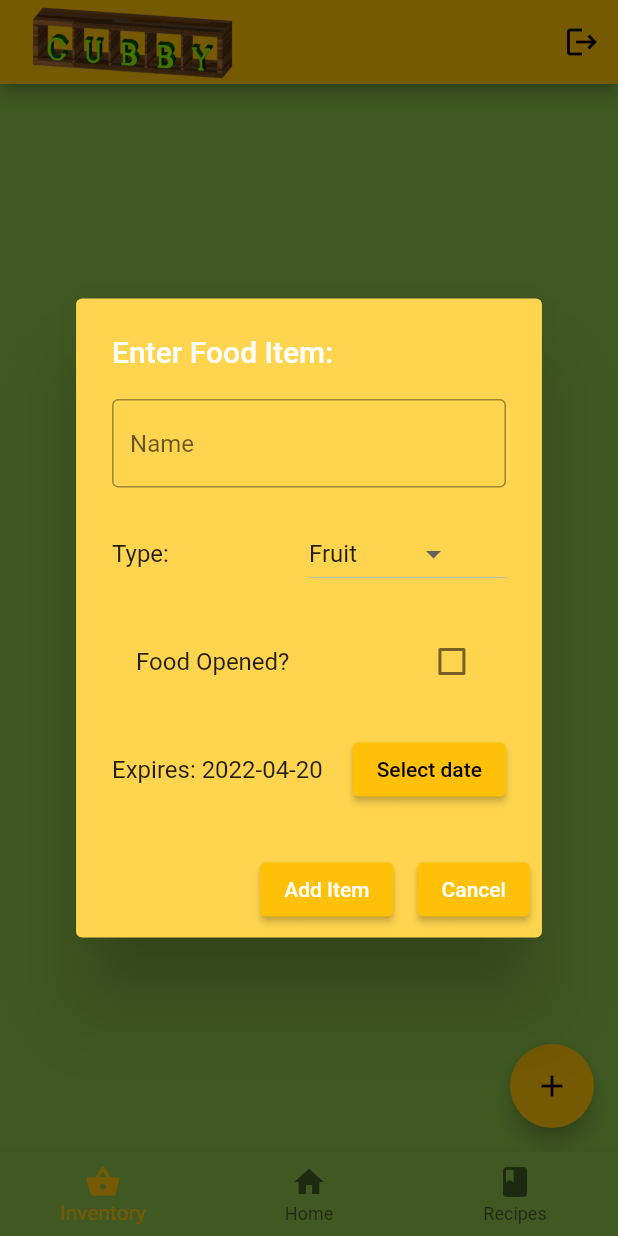
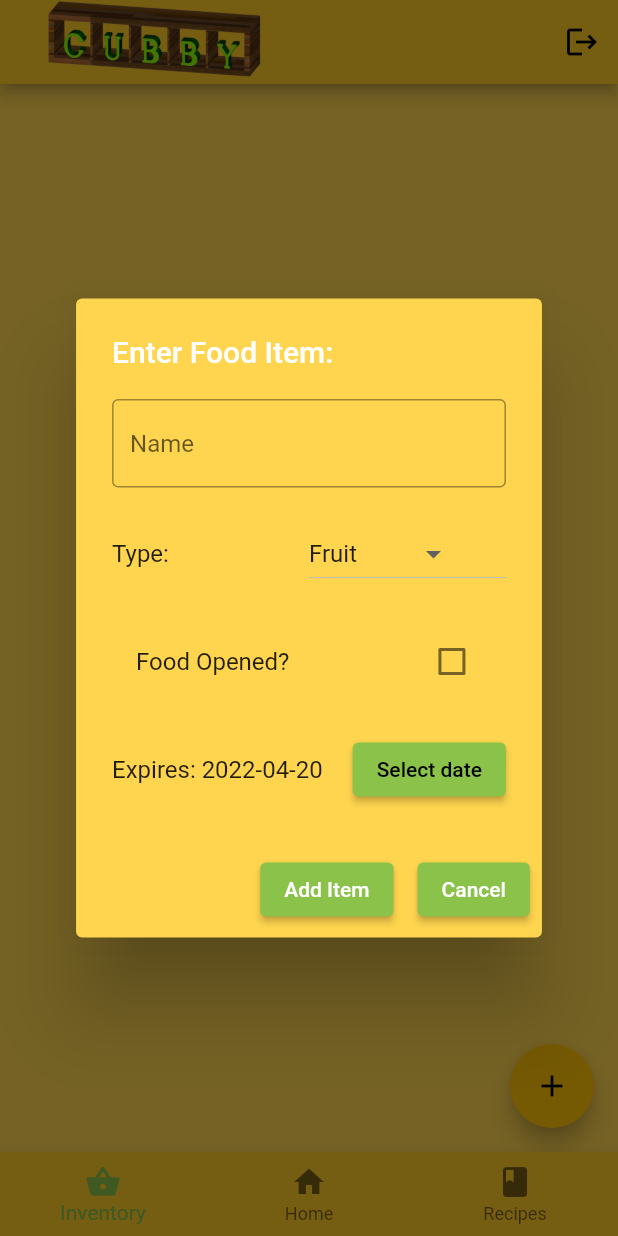
Before and after one commit to benkee/cubby, a Flutter app: the screen it shows once a user with an empty profile is signed in, after a tap on the "add" icon, on a phone screen of 412 x 824 dp. Run offline on Flutter 3.47's test engine with Material 2 defaults, Android fonts, the phone set to English and light mode, and no system bars; our stand-ins replace cloud_firestore, firebase_auth, firebase_core, form_validator; accounts and stored records are empty.

```diff
--- a/lib/main.dart
+++ b/lib/main.dart
@@ -20,7 +20,7 @@ class Cubby extends StatelessWidget {
       debugShowCheckedModeBanner: false,
       title: 'Flutter',
       theme: ThemeData(
-        primarySwatch: Colors.amber,
+        primarySwatch: Colors.lightGreen,
         visualDensity: VisualDensity.adaptivePlatformDensity,
       ),
       home: HomePage(1),
--- a/lib/services/firebase_crud.dart
+++ b/lib/services/firebase_crud.dart
@@ -1,5 +1,4 @@
 import 'package:cloud_firestore/cloud_firestore.dart';
-import 'package:firebase_auth/firebase_auth.dart';
 
 import '../models/food_item.dart';
 import '../models/recipe.dart';
@@ -7,21 +6,17 @@ import '../models/recipe.dart';
 // ignore: camel_case_types
 class FirebaseCRUD {
   static FirebaseFirestore firestore = FirebaseFirestore.instance;
-  static String userID =
-      FirebaseAuth.instance.currentUser?.uid.toString() ?? '';
-  static String userFoodItems = userID + 'FoodItem';
-  static String userRecipes = userID + 'Recipes';
 
-  static void addFoodItem(FoodItem foodItem) {
+  static void addFoodItem(FoodItem foodItem, String userID) async {
     firestore
-        .collection(userFoodItems)
+        .collection(userID + 'FoodItem')
         .add(foodItem.toJson())
         .then((value) => foodItem.setID(value.id));
   }
 
-  static Future<List<FoodItem>> getFoodItems() async {
+  static Future<List<FoodItem>> getFoodItems(String userID) async {
     List<FoodItem> foodItems = [];
-    await firestore.collection(userFoodItems).get().then((querySnapshot) {
+    await firestore.collection(userID + 'FoodItem').get().then((querySnapshot) {
       for (var document in querySnapshot.docs) {
         FoodItem foodItem = FoodItem.fromJson(document.data());
         foodItems.add(foodItem);
@@ -31,17 +26,21 @@ class FirebaseCRUD {
     return foodItems;
   }
 
-  static void deleteFoodItem(FoodItem foodItem) {
-    firestore.collection(userFoodItems).doc(foodItem.id).delete();
+  static void deleteFoodItem(FoodItem foodItem, String userID) {
+    firestore.collection(userID + 'FoodItem').doc(foodItem.id).delete();
   }
 
-  static void updateFoodItem(FoodItem foodItem, String field, dynamic value) {
-    firestore.collection(userFoodItems).doc(foodItem.id).update({field: value});
+  static void updateFoodItem(
+      FoodItem foodItem, String field, dynamic value, String userID) {
+    firestore
+        .collection(userID + 'FoodItem')
+        .doc(foodItem.id)
+        .update({field: value});
   }
 
-  static Future<List<Recipe>> getRecipes() async {
+  static Future<List<Recipe>> getRecipes(String userID) async {
     List<Recipe> recipes = [];
-    await firestore.collection(userRecipes).get().then((querySnapshot) {
+    await firestore.collection(userID + 'Recipes').get().then((querySnapshot) {
       for (var document in querySnapshot.docs) {
         Recipe recipe = Recipe.fromJson(document.data());
         recipes.add(recipe);
@@ -51,14 +50,52 @@ class FirebaseCRUD {
     return recipes;
   }
 
-  static void addRecipe(Recipe recipe) {
+  static void addRecipe(Recipe recipe, String userID) async {
     firestore
-        .collection(userRecipes)
+        .collection(userID + 'Recipes')
         .add(recipe.toJson())
         .then((value) => recipe.setID(value.id));
   }
 
-  static void deleteRecipe(Recipe recipe) {
-    firestore.collection(userRecipes).doc(recipe.id).delete();
+  static void deleteRecipe(Recipe recipe, String userID) {
+    firestore.collection(userID + 'Recipes').doc(recipe.id).delete();
+  }
+
+  static Future<List<FoodItem>> getExpiringFoodItems(String userID) async {
+    print(userID + 'FoodItem');
+    List<FoodItem> foodItems = [];
+    await firestore
+        .collection(userID + 'FoodItem')
+        .where('expires',
+            isLessThanOrEqualTo: DateTime.now().add(const Duration(days: 3)))
+        .limit(5)
+        .get()
+        .then((querySnapshot) {
+      for (var document in querySnapshot.docs) {
+        FoodItem foodItem = FoodItem.fromJson(document.data());
+        foodItems.add(foodItem);
+        foodItem.setID(document.id.toString());
+      }
+    });
+    return foodItems;
+  }
+
+  static Future<List<Recipe>> getRecommendedRecipes(
+      List<FoodItem> expiringFoodItems, String userID) async {
+    List<Recipe> recipes = [];
+    await firestore.collection(userID + 'Recipes').get().then((querySnapshot) {
+      for (var document in querySnapshot.docs) {
+        Recipe recipe = Recipe.fromJson(document.data());
+        for (Map ingredients in recipe.ingredients) {
+          for (FoodItem foodItem in expiringFoodItems) {
+            if (ingredients['name'] == foodItem.name) {
+              recipes.add(recipe);
+              recipe.setID(document.id.toString());
+            }
+          }
+        }
+      }
+    });
+    return recipes;
   }
 }
--- a/lib/views/authenticate/sign_in.dart
+++ b/lib/views/authenticate/sign_in.dart
@@ -1,5 +1,5 @@
+import 'package:firebase_auth/firebase_auth.dart';
 import 'package:flutter/material.dart';
-import 'package:firebase_auth/firebase_auth.dart';
 
 // ignore: use_key_in_widget_constructors
 class SignInPage extends StatefulWidget {
@@ -68,8 +68,9 @@ class _SignInPage extends State<SignInPage> {
   Widget build(context) {
     setState(() => this.context = context);
     return Scaffold(
+      resizeToAvoidBottomInset: false,
       body: Container(
-        color: Colors.lightGreen,
+        color: Colors.amber[300],
         padding: const EdgeInsets.all(25),
         width: MediaQuery.of(context).size.width,
         height: MediaQuery.of(context).size.height,
@@ -77,15 +78,13 @@ class _SignInPage extends State<SignInPage> {
           child: Column(
             mainAxisAlignment: MainAxisAlignment.center,
             children: <Widget>[
-              const Text(
-                'Welcome to Cubby',
-                style: TextStyle(
-                  fontSize: 35,
-                  fontWeight: FontWeight.bold,
-                  color: Colors.amber,
-                ),
+              Container(
+                width: 250,
+                height: 250,
+                alignment: Alignment.center,
+                child: Image.asset('assets/images/CubbyLogo.png'),
               ),
-              const SizedBox(height: 50),
+              const SizedBox(height: 20),
               TextField(
                 controller: username,
                 obscureText: false,
--- a/lib/views/authenticate/sign_up.dart
+++ b/lib/views/authenticate/sign_up.dart
@@ -1,6 +1,7 @@
 import 'package:cubby/services/form_validator.dart';
+import 'package:firebase_auth/firebase_auth.dart';
 import 'package:flutter/material.dart';
-import 'package:firebase_auth/firebase_auth.dart';
+
 import '../../services/form_validator.dart';
 
 class SignUpPage extends StatefulWidget {
@@ -80,7 +81,7 @@ class _SignUpPage extends State<SignUpPage> {
     return Scaffold(
       resizeToAvoidBottomInset: false,
       body: Container(
-        color: Colors.lightGreen,
+        color: Colors.amber[300],
         padding: const EdgeInsets.all(25),
         width: MediaQuery.of(context).size.width,
         height: MediaQuery.of(context).size.height,
@@ -88,15 +89,12 @@ class _SignUpPage extends State<SignUpPage> {
           child: Column(
             mainAxisAlignment: MainAxisAlignment.center,
             children: <Widget>[
-              const Text(
-                'Welcome to Cubby',
-                style: TextStyle(
-                  fontSize: 35,
-                  fontWeight: FontWeight.bold,
-                  color: Colors.amber,
-                ),
+              Container(
+                width: 250,
+                height: 250,
+                alignment: Alignment.center,
+                child: Image.asset('assets/images/CubbyLogo.png'),
               ),
-              const SizedBox(height: 50),
               TextField(
                 controller: username,
                 obscureText: false,
--- a/lib/views/home/home.dart
+++ b/lib/views/home/home.dart
@@ -1,7 +1,13 @@
 import 'package:cubby/views/home/inventory.dart';
 import 'package:cubby/views/home/recipes.dart';
+import 'package:cubby/widgets/recipe_card.dart';
+import 'package:firebase_auth/firebase_auth.dart';
 import 'package:flutter/material.dart';
-import 'package:firebase_auth/firebase_auth.dart';
+
+import '../../models/food_item.dart';
+import '../../models/recipe.dart';
+import '../../services/firebase_crud.dart';
+import '../../widgets/food_item_card.dart';
 
 class HomePage extends StatefulWidget {
   int selectedIndex;
@@ -21,6 +27,7 @@ class _HomePage extends State<HomePage> {
   @override
   late BuildContext context;
   int _currentIndex = 1;
+  late List<FoodItem> expiringFoodItems;
 
   userNotSignedIn() async {
     _auth.authStateChanges().listen((User? user) {
@@ -43,7 +50,6 @@ class _HomePage extends State<HomePage> {
 
   signOut() {
     _auth.signOut();
-    print('SignOut: Sign out was successful.');
   }
 
   @override
@@ -52,20 +58,22 @@ class _HomePage extends State<HomePage> {
     userNotSignedIn();
     setUserSignedIn();
     _pageController = PageController(initialPage: widget.selectedIndex);
+    expiringFoodItems = [];
   }
 
   @override
   Widget build(context) {
     setState(() => this.context = context);
     return Scaffold(
-      backgroundColor: Colors.lightGreen,
+      backgroundColor: Colors.amber[300],
       appBar: AppBar(
+        backgroundColor: Colors.amber[400],
         automaticallyImplyLeading: false,
         title: Container(
-          width: 160,
+          width: 180,
           height: 160,
-          padding: const EdgeInsets.fromLTRB(0, 10, 0, 5),
-          alignment: Alignment.center,
+          padding: const EdgeInsets.fromLTRB(10, 5, 0, 5),
+          alignment: Alignment.centerRight,
           child: Image.asset('assets/images/CubbyLogo.png'),
         ),
         actions: <Widget>[
@@ -85,18 +93,92 @@ class _HomePage extends State<HomePage> {
             });
           },
           children: [
-            InventoryPage(),
+            InventoryPage(
+              userID: currentUID,
+            ),
             Center(
-              child: Column(
-                  mainAxisAlignment: MainAxisAlignment.center,
-                  children: [
-                    Text('Welcome, ' + displayName),
-                  ]),
+              child:
+                  Column(mainAxisAlignment: MainAxisAlignment.start, children: [
+                const SizedBox(height: 10),
+                Text('Welcome, ' + displayName),
+                const SizedBox(height: 10),
+                const Text('Food expiring soon: '),
+                Container(
+                  height: 250,
+                  child: FutureBuilder(
+                    builder: (context, projectSnap) {
+                      if (projectSnap.connectionState ==
+                          ConnectionState.waiting) {
+                        return const Center(
+                          child: CircularProgressIndicator(),
+                        );
+                      } else if (projectSnap.hasError) {
+                        return Center(
+                          child: Text(
+                              'Error gathering data: ${projectSnap.error}'),
+                        );
+                      } else {
+                        return ListView.builder(
+                            scrollDirection: Axis.vertical,
+                            shrinkWrap: true,
+                            itemCount:
+                                (projectSnap.data as List<FoodItem>).length,
+                            itemBuilder: (context, index) {
+                              expiringFoodItems =
+                                  projectSnap.data as List<FoodItem>;
+                              return FoodItemCard(
+                                foodItem: expiringFoodItems[index],
+                                userID: currentUID,
+                              );
+                            });
+                      }
+                    },
+                    future: FirebaseCRUD.getExpiringFoodItems(currentUID),
+                  ),
+                ),
+                const Text('Recommended Recipes: '),
+                Container(
+                  height: 300,
+                  child: FutureBuilder(
+                    builder: (context, projectSnap) {
+                      if (projectSnap.connectionState ==
+                          ConnectionState.waiting) {
+                        return const Center(
+                          child: CircularProgressIndicator(),
+                        );
+                      } else if (projectSnap.hasError) {
+                        return Center(
+                          child: Text(
+                              'Error gathering data: ${projectSnap.error}'),
+                        );
+                      } else {
+                        return ListView.builder(
+                            scrollDirection: Axis.vertical,
+                            shrinkWrap: true,
+                            itemCount:
+                                (projectSnap.data as List<Recipe>).length,
+                            itemBuilder: (context, index) {
+                              List<Recipe> recipes =
+                                  projectSnap.data as List<Recipe>;
+                              return RecipeCard(
+                                recipe: recipes[index],
+                                userID: currentUID,
+                              );
+                            });
+                      }
+                    },
+                    future: FirebaseCRUD.getRecommendedRecipes(
+                        expiringFoodItems, currentUID),
+                  ),
+                ),
+              ]),
             ),
-            RecipePage()
+            RecipePage(
+              userID: currentUID,
+            )
           ]),
       bottomNavigationBar: BottomNavigationBar(
-        backgroundColor: Colors.lightGreen,
+        backgroundColor: Colors.amber[400],
         items: const <BottomNavigationBarItem>[
           BottomNavigationBarItem(
             icon: Icon(Icons.shopping_basket_rounded),
--- a/lib/views/home/inventory.dart
+++ b/lib/views/home/inventory.dart
@@ -1,11 +1,14 @@
 import 'package:flutter/material.dart';
+
 import '../../models/food_item.dart';
 import '../../services/firebase_crud.dart';
 import '../../widgets/food_item_card.dart';
 import '../../widgets/food_item_input.dart';
 
 class InventoryPage extends StatefulWidget {
-  const InventoryPage({Key? key}) : super(key: key);
+  late String userID;
+
+  InventoryPage({required this.userID, Key? key}) : super(key: key);
   getState() => _InventoryPageState();
   @override
   State<InventoryPage> createState() => _InventoryPageState();
@@ -15,7 +18,7 @@ class _InventoryPageState extends State<InventoryPage> {
   @override
   Widget build(BuildContext context) {
     return Scaffold(
-      backgroundColor: Colors.lightGreen,
+      backgroundColor: Colors.amber[300],
       body: FutureBuilder(
         builder: (context, projectSnap) {
           if (projectSnap.connectionState == ConnectionState.waiting) {
@@ -31,11 +34,14 @@ class _InventoryPageState extends State<InventoryPage> {
                 itemCount: (projectSnap.data as List<FoodItem>).length,
                 itemBuilder: (context, index) {
                   List<FoodItem> foodItems = projectSnap.data as List<FoodItem>;
-                  return FoodItemCard(foodItem: foodItems[index]);
+                  return FoodItemCard(
+                    foodItem: foodItems[index],
+                    userID: widget.userID,
+                  );
                 });
           }
         },
-        future: FirebaseCRUD.getFoodItems(),
+        future: FirebaseCRUD.getFoodItems(widget.userID),
       ),
       floatingActionButton: FloatingActionButton(
         child: const Icon(Icons.add),
@@ -43,7 +49,9 @@ class _InventoryPageState extends State<InventoryPage> {
         onPressed: () {
           showDialog(
             context: context,
-            builder: (BuildContext context) => FoodItemInput(),
+            builder: (BuildContext context) => FoodItemInput(
+              userID: widget.userID,
+            ),
           );
         },
       ),
--- a/lib/views/home/recipes.dart
+++ b/lib/views/home/recipes.dart
@@ -1,11 +1,13 @@
 import 'package:flutter/material.dart';
+
 import '../../models/recipe.dart';
 import '../../services/firebase_crud.dart';
 import '../../widgets/recipe_card.dart';
 import '../../widgets/recipe_input.dart';
 
 class RecipePage extends StatefulWidget {
-  const RecipePage({Key? key}) : super(key: key);
+  late String userID;
+  RecipePage({required userID, Key? key}) : super(key: key);
   getState() => _RecipePageState();
   @override
   State<RecipePage> createState() => _RecipePageState();
@@ -15,7 +17,7 @@ class _RecipePageState extends State<RecipePage> {
   @override
   Widget build(BuildContext context) {
     return Scaffold(
-      backgroundColor: Colors.lightGreen,
+      backgroundColor: Colors.amber[300],
       body: FutureBuilder(
         builder: (context, projectSnap) {
           if (projectSnap.connectionState == ConnectionState.waiting) {
@@ -36,11 +38,14 @@ class _RecipePageState extends State<RecipePage> {
                 itemCount: (projectSnap.data as List<Recipe>).length,
                 itemBuilder: (context, index) {
                   List<Recipe> recipes = projectSnap.data as List<Recipe>;
-                  return RecipeCard(recipe: recipes[index]);
+                  return RecipeCard(
+                    recipe: recipes[index],
+                    userID: widget.userID,
+                  );
                 });
           }
         },
-        future: FirebaseCRUD.getRecipes(),
+        future: FirebaseCRUD.getRecipes(widget.userID),
       ),
       floatingActionButton: FloatingActionButton(
         child: const Icon(Icons.add),
@@ -48,7 +53,9 @@ class _RecipePageState extends State<RecipePage> {
         onPressed: () {
           showDialog(
             context: context,
-            builder: (BuildContext context) => RecipeInput(),
+            builder: (BuildContext context) => RecipeInput(
+              userID: widget.userID,
+            ),
           );
         },
       ),
--- a/lib/widgets/food_item_delete_check.dart
+++ b/lib/widgets/food_item_delete_check.dart
@@ -7,7 +7,9 @@ import '../views/home/home.dart';
 // ignore: must_be_immutable
 class FoodItemDeleteCheck extends StatefulWidget {
   late FoodItem foodItem;
-  FoodItemDeleteCheck({required this.foodItem, Key? key}) : super(key: key);
+  late String userID;
+  FoodItemDeleteCheck({required this.foodItem, required this.userID, Key? key})
+      : super(key: key);
   @override
   _FoodItemDeleteCheckState createState() => _FoodItemDeleteCheckState();
 }
@@ -31,7 +33,7 @@ class _FoodItemDeleteCheckState extends State<FoodItemDeleteCheck> {
       actions: <Widget>[
         ElevatedButton(
           onPressed: () {
-            FirebaseCRUD.deleteFoodItem(widget.foodItem);
+            FirebaseCRUD.deleteFoodItem(widget.foodItem, widget.userID);
             Navigator.push(
                 context, MaterialPageRoute(builder: (context) => HomePage(0)));
           },
--- a/lib/widgets/food_item_input.dart
+++ b/lib/widgets/food_item_input.dart
@@ -1,12 +1,14 @@
+import 'package:cubby/constants/constants.dart' as constants;
 import 'package:cubby/views/home/home.dart';
 import 'package:flutter/material.dart';
-import 'package:cubby/constants/constants.dart' as constants;
+
 import '../../models/food_item.dart';
 import '../../services/firebase_crud.dart';
 
 class FoodItemInput extends StatefulWidget {
-  const FoodItemInput({Key? key}) : super(key: key);
+  late String userID;
 
+  FoodItemInput({required this.userID, Key? key}) : super(key: key);
   @override
   _FoodItemInputState createState() => _FoodItemInputState();
 }
@@ -118,7 +120,7 @@ class _FoodItemInputState extends State<FoodItemInput> {
               foodOpened,
               foodExpiry,
             );
-            FirebaseCRUD.addFoodItem(foodItem);
+            FirebaseCRUD.addFoodItem(foodItem, widget.userID);
             Navigator.pushReplacement(
               context,
               PageRouteBuilder(
--- a/lib/widgets/recipe_input.dart
+++ b/lib/widgets/recipe_input.dart
@@ -6,7 +6,8 @@ import '../../models/recipe.dart';
 import '../../services/firebase_crud.dart';
 
 class RecipeInput extends StatefulWidget {
-  const RecipeInput({Key? key}) : super(key: key);
+  late String userID;
+  RecipeInput({required this.userID, Key? key}) : super(key: key);
 
   @override
   _RecipeInputState createState() => _RecipeInputState();
@@ -172,7 +173,7 @@ class _RecipeInputState extends State<RecipeInput> {
               _instructionsValues,
               int.parse(cost.text),
             );
-            FirebaseCRUD.addRecipe(recipe);
+            FirebaseCRUD.addRecipe(recipe, widget.userID);
             Navigator.pushReplacement(
               context,
               PageRouteBuilder(
```
Also changed, not shown: lib/widgets/food_item_card.dart (+11 -5 lines), lib/widgets/food_item_edit.dart (+12 -6 lines), lib/widgets/recipe_card.dart (+5 -2 lines), lib/widgets/recipe_delete_check.dart (+5 -3 lines).
